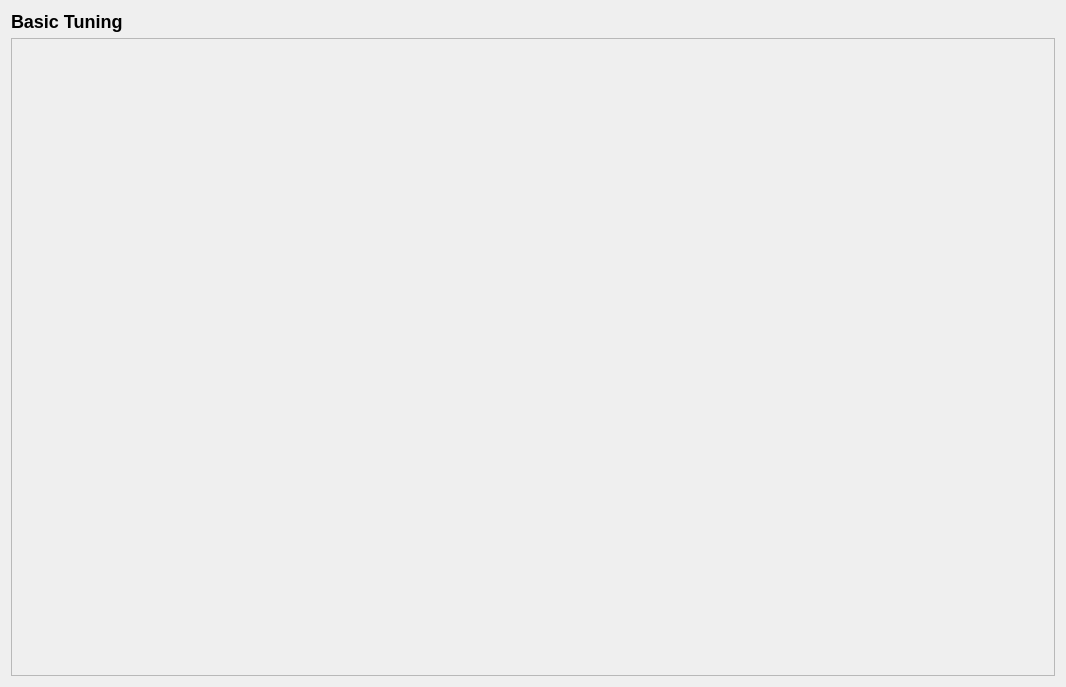
This is src/ui/configuration/BasicPidConfig.ui in ArduPilot/apm_planner as Qt 5 draws it before an edit. The edited form follows.
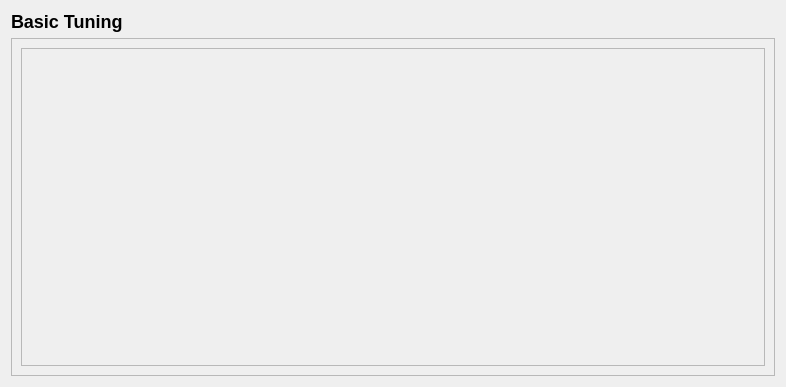
This is the edited form.

Commit message: Basic Tuning: Add RC Feel as a slider to adjust.

```diff
--- a/src/ui/configuration/BasicPidConfig.ui
+++ b/src/ui/configuration/BasicPidConfig.ui
@@ -6,8 +6,8 @@
    <rect>
     <x>0</x>
     <y>0</y>
-    <width>1066</width>
-    <height>687</height>
+    <width>786</width>
+    <height>387</height>
    </rect>
   </property>
   <property name="windowTitle">
@@ -22,6 +22,21 @@
     </widget>
    </item>
    <item>
+    <widget class="QScrollArea" name="scrollArea_2">
+     <property name="widgetResizable">
+      <bool>true</bool>
+     </property>
+     <widget class="QWidget" name="scrollAreaWidgetContents_2">
+      <property name="geometry">
+       <rect>
+        <x>0</x>
+        <y>0</y>
+        <width>760</width>
+        <height>329</height>
+       </rect>
+      </property>
+      <layout class="QVBoxLayout" name="verticalLayout_4">
+       <item>
     <widget class="QScrollArea" name="scrollArea">
      <property name="widgetResizable">
       <bool>true</bool>
@@ -31,8 +46,8 @@
        <rect>
         <x>0</x>
         <y>0</y>
-        <width>1040</width>
-        <height>629</height>
+            <width>734</width>
+            <height>303</height>
        </rect>
       </property>
       <layout class="QVBoxLayout" name="verticalLayout_2">
@@ -55,6 +70,10 @@
           </spacer>
          </item>
         </layout>
+           </item>
+          </layout>
+         </widget>
+        </widget>
        </item>
       </layout>
      </widget>
```
Lines whose indentation alone changed are shown as unchanged. The commit also changes 2 other files.
